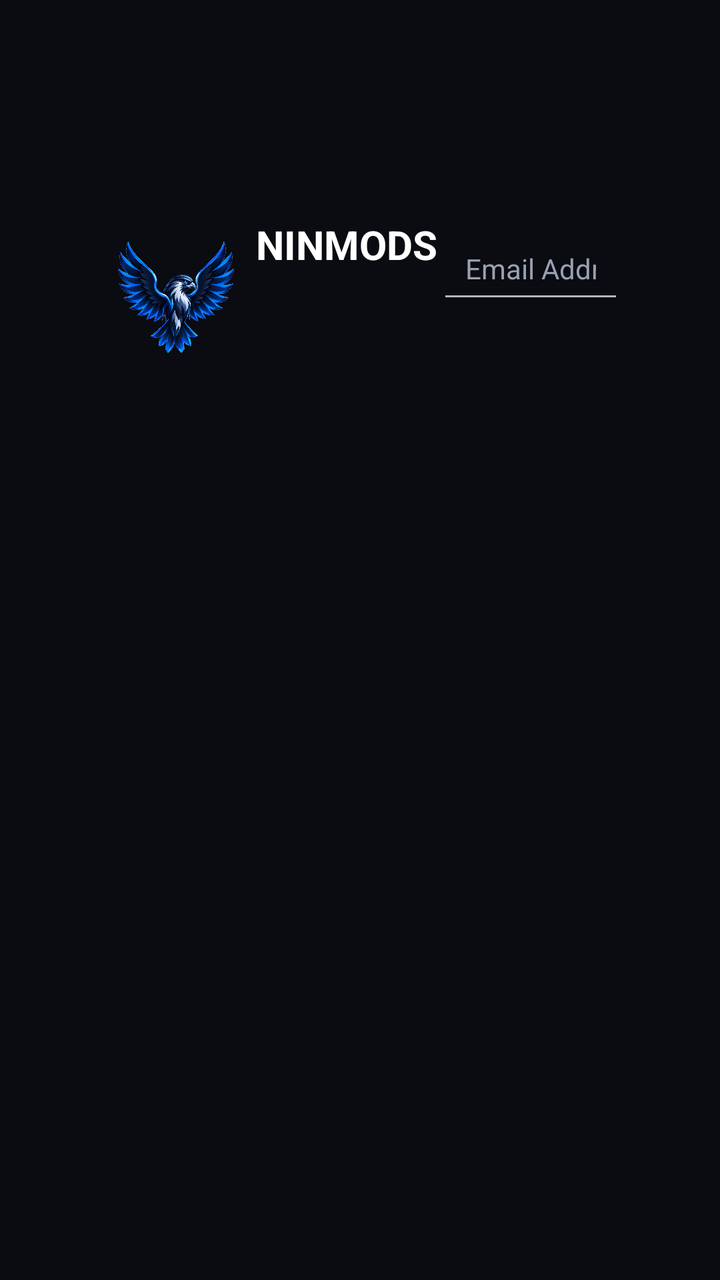
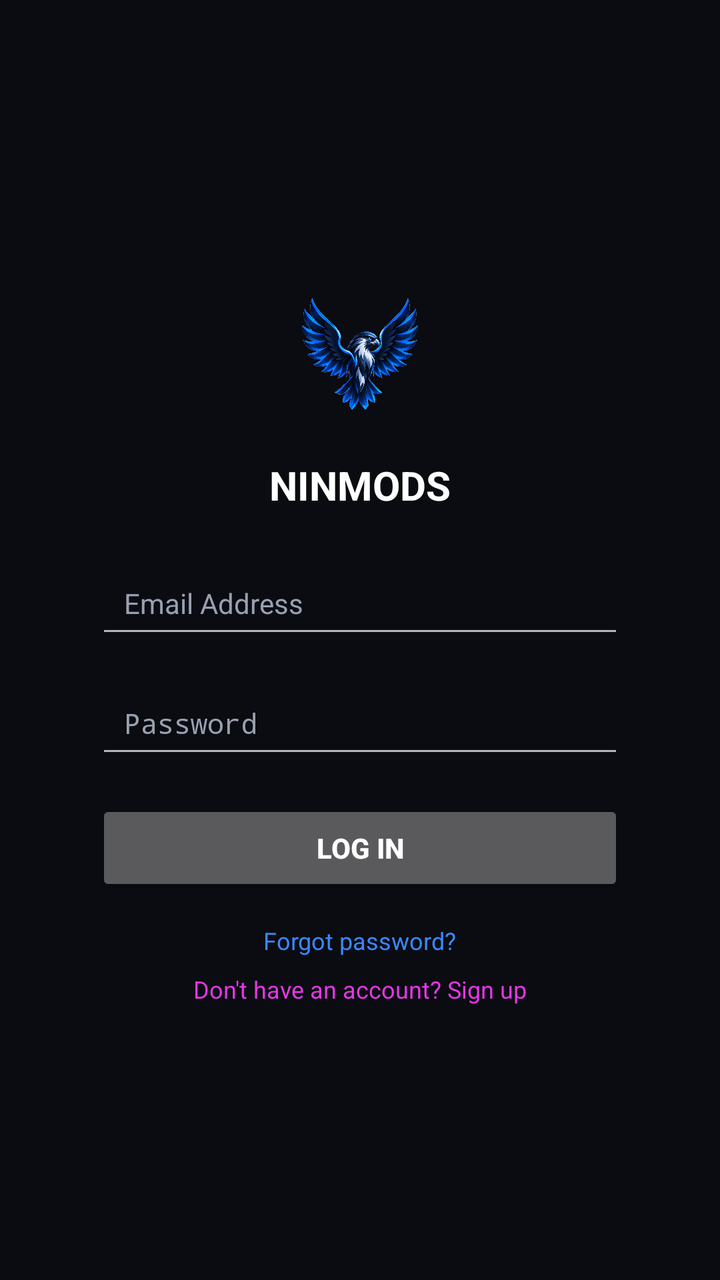

The first picture is an Android layout as it rendered before a commit; the second is the same layout after the commit. The layout source and the unified diff follow.
<!-- AndroidManifest.xml: application theme AppTheme -->
<!-- res/layout/activity_main.xml -->
<?xml version="1.0" encoding="utf-8"?>
<FrameLayout xmlns:android="http://schemas.android.com/apk/res/android"
    android:layout_width="match_parent"
    android:layout_height="match_parent"
    android:fitsSystemWindows="true">

    
    <LinearLayout
        android:layout_width="match_parent"
        android:layout_height="wrap_content"
        android:layout_gravity="center"
        android:layout_marginStart="24dp"
        android:layout_marginEnd="24dp"
        android:orientation="VERTICAL"
        android:padding="24dp"
        android:elevation="8dp">

        <ImageView
            android:layout_width="80dp"
            android:layout_height="80dp"
            android:layout_gravity="center_horizontal"
            android:layout_marginBottom="12dp"
            android:src="@drawable/nin_logo"
            android:scaleType="fitCenter" />

        <TextView
            android:layout_width="wrap_content"
            android:layout_height="wrap_content"
            android:layout_gravity="center_horizontal"
            android:layout_marginBottom="20dp"
            android:text="@string/app_name"
            android:textColor="#FFFFFF"
            android:textSize="20sp"
            android:textStyle="bold" />

        <EditText
            android:id="@+id/etEmail"
            android:layout_width="match_parent"
            android:layout_height="48dp"
            android:layout_marginBottom="12dp"
            android:hint="Email Address"
            android:textColor="#FFFFFF"
            android:textColorHint="#99A0B0"
            android:textSize="14sp"
            android:inputType="textEmailAddress"
            android:paddingStart="14dp"
            android:paddingEnd="14dp" />

        <EditText
            android:id="@+id/etPassword"
            android:layout_width="match_parent"
            android:layout_height="48dp"
            android:layout_marginBottom="16dp"
            android:hint="Password"
            android:textColor="#FFFFFF"
            android:textColorHint="#99A0B0"
            android:textSize="14sp"
            android:inputType="textPassword"
            android:paddingStart="14dp"
            android:paddingEnd="14dp" />

        <Button
            android:id="@+id/btnLogin"
            android:layout_width="match_parent"
            android:layout_height="48dp"
            android:layout_marginBottom="14dp"
            android:text="Log In"
            android:textColor="#FFFFFF"
            android:textStyle="bold"
            android:textSize="14sp" />

        <TextView
            android:id="@+id/tvForgotPassword"
            android:layout_width="wrap_content"
            android:layout_height="wrap_content"
            android:layout_gravity="center_horizontal"
            android:layout_marginBottom="8dp"
            android:text="Forgot password?"
            android:textColor="#3A88FF"
            android:textSize="12sp" />

        <TextView
            android:id="@+id/tvSignUp"
            android:layout_width="wrap_content"
            android:layout_height="wrap_content"
            android:layout_gravity="center_horizontal"
            android:text="Don't have an account? Sign up"
            android:textColor="#E637E6"
            android:textSize="12sp" />

    </LinearLayout>

</FrameLayout>
<!-- resources referenced by this layout -->
<resources>
  <!-- drawable nin_logo: png bitmap (drawable, 505211 bytes) -->
  <string name="app_name">NINMODS</string>
  <style name="AppTheme" parent="Theme.AppCompat.NoActionBar">
          <item name="android:windowBackground">@color/nin_bg_dark</item>
          <item name="android:statusBarColor">#0A0C12</item>
          <item name="android:navigationBarColor">#0A0C12</item>
      </style>
  <color name="nin_bg_dark">#0A0C12</color>
</resources>

<!-- the commit's change to res/layout/activity_main.xml (unified diff, before → after) -->
@@ -11,7 +11,7 @@
         android:layout_gravity="center"
         android:layout_marginStart="24dp"
         android:layout_marginEnd="24dp"
-        android:orientation="VERTICAL"
+        android:orientation="vertical"
         android:padding="24dp"
         android:elevation="8dp">
 
